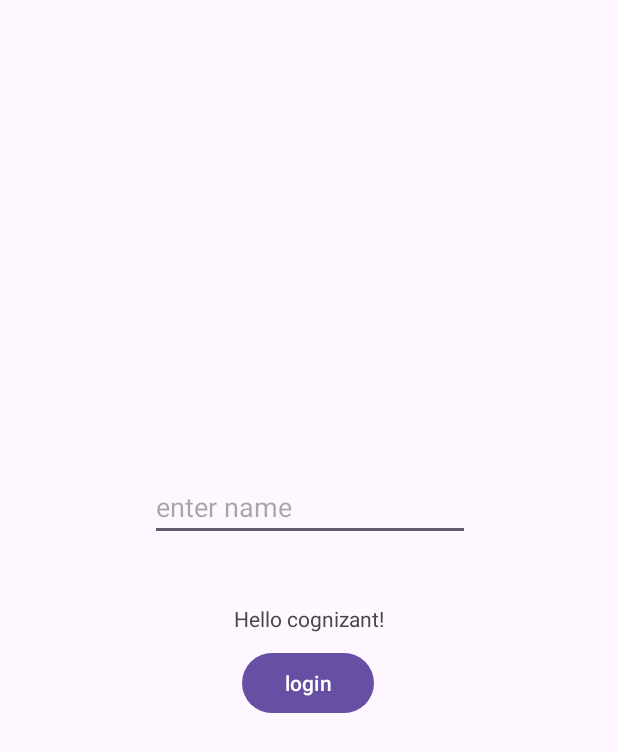
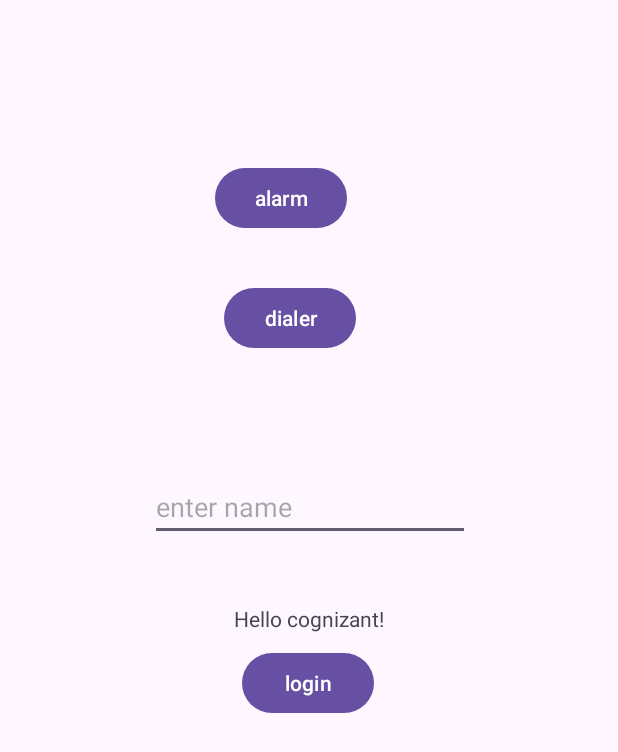
Before and after one commit to abdultanveer/cognizantandroidrever, an Android app: the screen it shows after launch (MainActivity), on a phone screen of 412 x 824 dp. Shown: the top 752 px of the screen. Run offline under Robolectric (Android 15) with nearby library versions, the phone set to English and light mode, and no system bars.

Commit message:
creating alarm

```diff
--- a/app/src/main/AndroidManifest.xml
+++ b/app/src/main/AndroidManifest.xml
@@ -1,7 +1,7 @@
 <?xml version="1.0" encoding="utf-8"?>
 <manifest xmlns:android="http://schemas.android.com/apk/res/android"
     xmlns:tools="http://schemas.android.com/tools">
-
+    <uses-permission android:name="com.android.alarm.permission.SET_ALARM" />
     <application
         android:allowBackup="true"
         android:dataExtractionRules="@xml/data_extraction_rules"
--- a/app/src/main/res/layout/activity_main.xml
+++ b/app/src/main/res/layout/activity_main.xml
@@ -19,11 +19,11 @@
 
     <Button
         android:id="@+id/btnLogin"
-        android:onClick="clickHandler"
         android:layout_width="wrap_content"
         android:layout_height="wrap_content"
         android:layout_marginStart="161dp"
         android:layout_marginTop="9dp"
+        android:onClick="clickHandler"
         android:text="login"
         app:layout_constraintStart_toStartOf="parent"
         app:layout_constraintTop_toBottomOf="@+id/tvMain" />
@@ -40,4 +40,26 @@
         app:layout_constraintBottom_toTopOf="@+id/tvMain"
         app:layout_constraintStart_toStartOf="parent" />
 
+    <Button
+        android:id="@+id/btnDialer"
+        android:layout_width="wrap_content"
+        android:layout_height="wrap_content"
+        android:layout_marginStart="49dp"
+        android:layout_marginBottom="79dp"
+        android:onClick="openDialer"
+        android:text="dialer"
+        app:layout_constraintBottom_toTopOf="@+id/etName"
+        app:layout_constraintStart_toStartOf="@+id/etName" />
+
+    <Button
+        android:id="@+id/btnAlarm"
+        android:layout_width="wrap_content"
+        android:layout_height="wrap_content"
+        android:layout_marginEnd="6dp"
+        android:layout_marginBottom="32dp"
+        android:text="alarm"
+        android:onClick="setAlarm"
+        app:layout_constraintBottom_toTopOf="@+id/btnDialer"
+        app:layout_constraintEnd_toEndOf="@+id/btnDialer" />
+
 </androidx.constraintlayout.widget.ConstraintLayout>
```
Also changed, not shown: app/src/main/java/com/example/cognizantrever/MainActivity.kt (+22 -0 lines).
